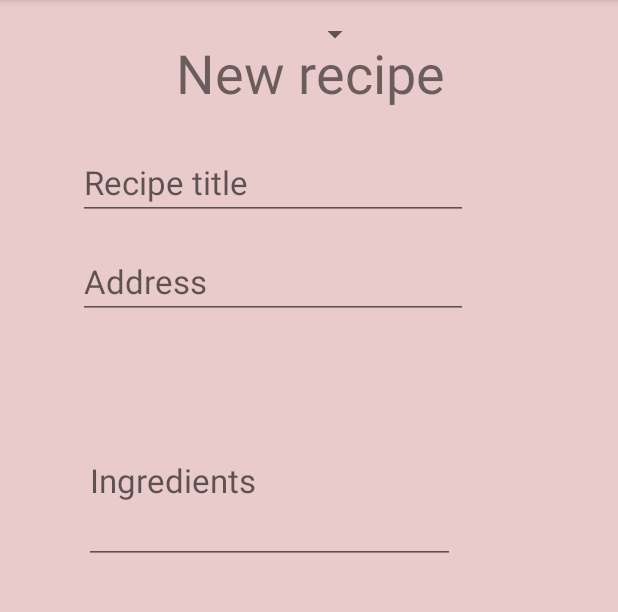
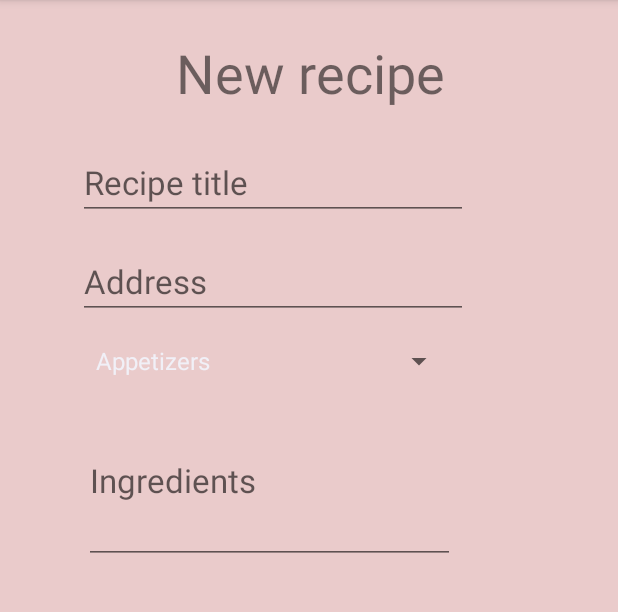
Before and after one commit to liraz981/CookIt, an Android app: the NewRecipeFragment screen opened through its navigation route, on a phone screen of 412 x 824 dp, the part 84-696 px from its top. Run offline under Robolectric (Android 15) with nearby library versions, the phone set to English and light mode, and no system bars; Roboto replaces fonts that are not available here.

Commit message:
spinner in new recipe

```diff
--- a/app/src/main/java/com/liraz/cookit/fragments/NewRecipeFragment.java
+++ b/app/src/main/java/com/liraz/cookit/fragments/NewRecipeFragment.java
@@ -10,6 +10,7 @@ import android.provider.MediaStore;
 import android.view.LayoutInflater;
 import android.view.View;
 import android.view.ViewGroup;
+import android.widget.ArrayAdapter;
 import android.widget.Button;
 import android.widget.EditText;
 import android.widget.ImageView;
@@ -22,6 +23,7 @@ import androidx.navigation.NavController;
 import androidx.navigation.Navigation;
 
 import com.google.android.material.snackbar.Snackbar;
+import com.liraz.cookit.MyApplication;
 import com.liraz.cookit.R;
 import com.liraz.cookit.model.Model;
 import com.liraz.cookit.model.Recipe;
@@ -60,8 +62,13 @@ public class NewRecipeFragment extends Fragment
         recipeTitleInput = view.findViewById(R.id.new_recipe_fragment_title_text_view);
         recipeIngredientsInput = view.findViewById(R.id.new_recipe_fragment_Ingredients_edit_text);
         recipeInstructionsInput = view.findViewById(R.id.new_recipe_fragment_Instructions_edit_text);
-        chooseCategory = (Spinner) view.findViewById(R.id.new_recipe_fragment_category_spinner);
+        chooseCategory = (Spinner) view.findViewById(R.id.planets_spinner);
         address = view.findViewById(R.id.register_activity_address_edit_text);
+
+        ArrayAdapter<CharSequence> adapter = ArrayAdapter.createFromResource(MyApplication.context,
+                R.array.planets_array, android.R.layout.simple_spinner_item);
+        adapter.setDropDownViewResource(android.R.layout.simple_spinner_dropdown_item);
+        chooseCategory.setAdapter(adapter);
 
         addImage.setOnClickListener((view)->{chooseImageFromGallery();});
 
@@ -168,13 +175,3 @@ public class NewRecipeFragment extends Fragment
     }
 
 }
-
-
-//    Spinner spinner = (Spinner) findViewById(R.id.spinner);
-    // Create an ArrayAdapter using the string array and a default spinner layout
- //   ArrayAdapter<CharSequence> adapter = ArrayAdapter.createFromResource(this,
-//            R.array.planets_array, android.R.layout.simple_spinner_item);
-// Specify the layout to use when the list of choices appears
-//adapter.setDropDownViewResource(android.R.layout.simple_spinner_dropdown_item);
-// Apply the adapter to the spinner
-//spinner.setAdapter(adapter);
--- a/app/src/main/res/layout/fragment_new_recipe.xml
+++ b/app/src/main/res/layout/fragment_new_recipe.xml
@@ -93,12 +93,17 @@
         app:layout_constraintTop_toTopOf="parent" />
 
     <Spinner
-        android:id="@+id/new_recipe_fragment_category_spinner"
+        android:id="@+id/planets_spinner"
         android:layout_width="247dp"
         android:layout_height="45dp"
-        tools:ignore="MissingConstraints"
-        tools:layout_editor_absoluteX="56dp"
-        tools:layout_editor_absoluteY="220dp" />
+        android:layout_marginTop="5dp"
+        app:layout_constraintBottom_toTopOf="@+id/new_recipe_fragment_Ingredients_edit_text"
+        app:layout_constraintEnd_toEndOf="parent"
+        app:layout_constraintHorizontal_bias="0.341"
+        app:layout_constraintStart_toStartOf="parent"
+        app:layout_constraintTop_toBottomOf="@+id/register_activity_address_edit_text"
+        app:layout_constraintVertical_bias="0.0"
+        tools:ignore="MissingConstraints" />
 
     <EditText
         android:id="@+id/new_recipe_fragment_Ingredients_edit_text"
--- a/app/src/main/res/values/strings.xml
+++ b/app/src/main/res/values/strings.xml
@@ -2,4 +2,14 @@
     <string name="app_name">CookIt</string>
     <!-- TODO: Remove or change this placeholder text -->
     <string name="hello_blank_fragment">Hello blank fragment</string>
+
+    <string-array name="planets_array">
+        <item>Appetizers</item>
+        <item>Mains</item>
+        <item>Salads</item>
+        <item>Healthy food</item>
+        <item>Cookies</item>
+        <item>Desserts</item>
+    </string-array>
+
 </resources>
```
Also changed, not shown: app/src/main/java/com/liraz/cookit/fragments/MainFragment.java (+6 -6 lines).
